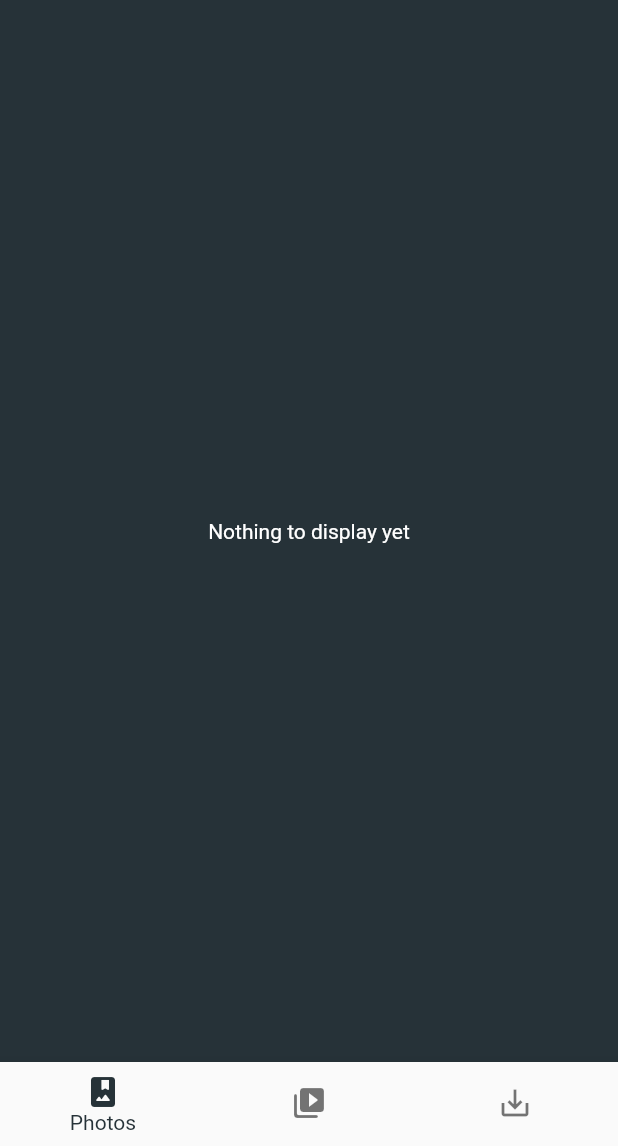
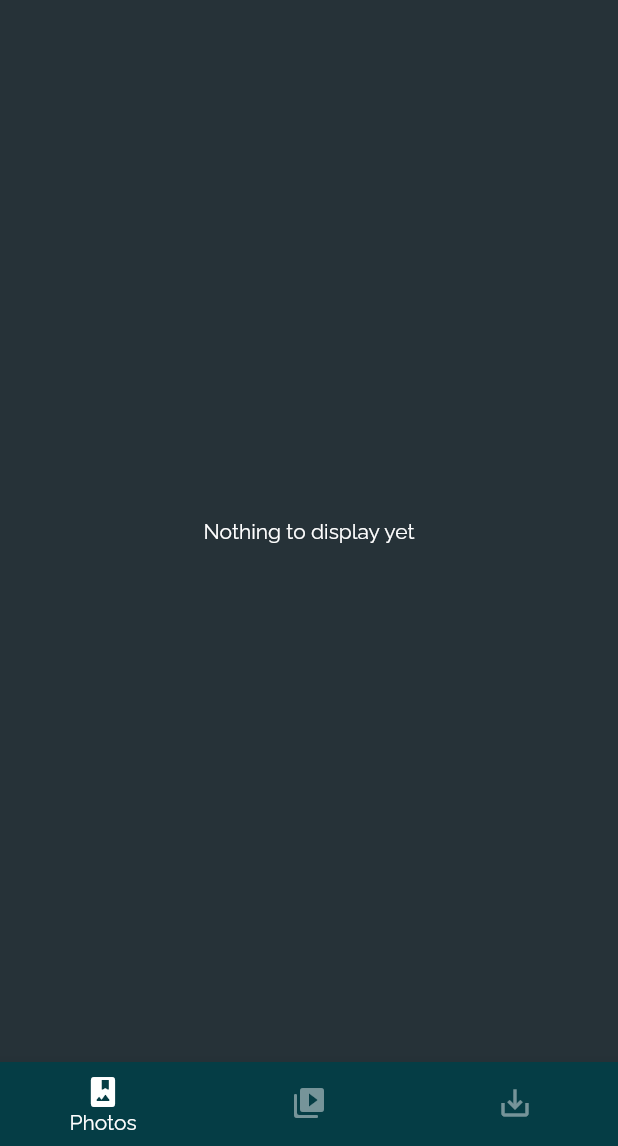
Before and after one commit to olumidayy/WAStatusSaver, a Flutter app: the screen it shows after launch, on a phone screen of 412 x 824 dp, the part 90-1236 px from its top. Run offline on Flutter 3.47's test engine with Material 2 defaults, Android fonts, the phone set to English and light mode, and no system bars; drawn by our look-alikes of flutter_styled_toast; our stand-ins replace flick_video_player, flutter_staggered_animations, google_fonts, image_gallery_saver, permission_handler, share and 1 more; missing offline and left inert: video_thumbnail.

Commit message:
adjusted colors

```diff
--- a/lib/main.dart
+++ b/lib/main.dart
@@ -1,6 +1,7 @@
 import 'package:flutter/foundation.dart';
 import 'package:flutter/material.dart';
 import 'package:flutter_styled_toast/flutter_styled_toast.dart';
+import 'package:google_fonts/google_fonts.dart';
 import 'package:provider/provider.dart';
 import 'package:status_saver/ui/views/home/photos/photos.dart';
 import 'package:status_saver/ui/views/home/videos/videos.dart';
@@ -30,6 +31,9 @@ class MyApp extends StatelessWidget {
           theme: ThemeData(
             primaryColor: Colors.blueGrey[900],
             visualDensity: VisualDensity.adaptivePlatformDensity,
+            textTheme: GoogleFonts.ralewayTextTheme(
+              Theme.of(context).textTheme,
+            ),
           ),
           home: SplashScreen(),
         ),
@@ -80,6 +84,7 @@ class _MyHomePageState extends State<MyHomePage> {
           body: _views[_currentIndex],
         ),
         bottomNavigationBar: BottomNavigationBar(
+          backgroundColor: Color(0xFF053D45),
           currentIndex: _currentIndex,
           showUnselectedLabels: false,
           onTap: _setIndex,
@@ -90,7 +95,8 @@ class _MyHomePageState extends State<MyHomePage> {
                 icon: Icon(Icons.video_collection_rounded), label: 'Videos'),
             BottomNavigationBarItem(icon: Icon(Icons.save_alt), label: 'Saved'),
           ],
-          selectedItemColor: Colors.blueGrey[900],
+          selectedItemColor: Colors.white,
+          unselectedItemColor: Colors.white.withOpacity(0.45),
         ),
       ),
     );
--- a/lib/ui/common/load_media.dart
+++ b/lib/ui/common/load_media.dart
@@ -23,7 +23,19 @@ class LoadMedia extends StatefulWidget {
   _LoadMediaState createState() => _LoadMediaState();
 }
 
-class _LoadMediaState extends State<LoadMedia> {
+class _LoadMediaState extends State<LoadMedia> with SingleTickerProviderStateMixin {
+  AnimationController _animationController;
+  Animation _colorTween;
+
+  @override
+  void initState() {
+    _animationController =
+        AnimationController(vsync: this, duration: Duration(milliseconds: 300));
+    _colorTween = ColorTween(begin: Colors.white, end: Colors.white)
+        .animate(_animationController);
+
+    super.initState();
+  }
   @override
   Widget build(BuildContext context) {
     var model = context.watch<MediaModel>();
@@ -147,7 +159,7 @@ class _LoadMediaState extends State<LoadMedia> {
                 )
               ]));
         }
-        return Center(child: CircularProgressIndicator());
+        return Center(child: CircularProgressIndicator(valueColor: _colorTween,));
       },
     );
   }
--- a/pubspec.yaml
+++ b/pubspec.yaml
@@ -31,10 +31,10 @@ dependencies:
   share:
 
   flutter_staggered_animations:
-
   image_gallery_saver: '^1.6.0'
-  flick_video_player: any
-  video_thumbnail:
+  flick_video_player: ^0.1.1
+  video_thumbnail: ^0.2.5
+  google_fonts: ^1.1.1
 
   provider:
 
```
Also changed, not shown: pubspec.lock.
